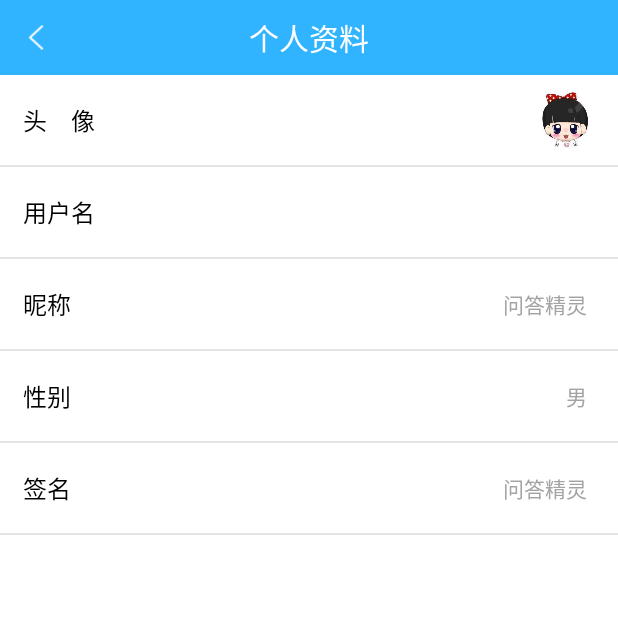
After one commit to 07160820ljl/Boxuegu_LS, an Android app: the UserInfoActivity screen opened directly, with no data from a screen before it, on a phone screen of 412 x 824 dp, the top half of it. The commit adds this screen. Run offline under Robolectric (Android 15) with nearby library versions, the phone set to English and light mode, and no system bars.

Commit message:
5.1个人资料

```diff
--- a/app/src/main/AndroidManifest.xml
+++ b/app/src/main/AndroidManifest.xml
@@ -26,6 +26,10 @@
         </activity>
         <activity android:name=".activity.ModifyPswActivity">
         </activity>
+        <activity android:name=".activity.FindPswActivity">
+        </activity>
+        <activity android:name=".activity.UserInfoActivity">
+        </activity>
     </application>
 
 </manifest>
--- a/app/src/main/java/cn/edu/gdmec/android/boxuegu/activity/LoginActivity.java
+++ b/app/src/main/java/cn/edu/gdmec/android/boxuegu/activity/LoginActivity.java
@@ -66,6 +66,8 @@ public class LoginActivity extends AppCompatActivity {
             @Override
             public void onClick(View v) {
                 //跳转到找回密码界面
+                Intent intent = new Intent(LoginActivity.this,FindPswActivity.class);
+                startActivity(intent);
             }
         });
         //登录按钮的点击事件
--- /dev/null
+++ b/app/src/main/java/cn/edu/gdmec/android/boxuegu/activity/UserInfoActivity.java
@@ -0,0 +1,153 @@
+package cn.edu.gdmec.android.boxuegu.activity;
+
+import android.content.DialogInterface;
+import android.content.pm.ActivityInfo;
+import android.graphics.Color;
+import android.support.v7.app.AlertDialog;
+import android.support.v7.app.AppCompatActivity;
+import android.os.Bundle;
+import android.view.View;
+import android.widget.RelativeLayout;
+import android.widget.TextView;
+import android.widget.Toast;
+
+import org.w3c.dom.Text;
+
+import cn.edu.gdmec.android.boxuegu.R;
+import cn.edu.gdmec.android.boxuegu.bean.UserBean;
+import cn.edu.gdmec.android.boxuegu.utils.AnalysisUtils;
+import cn.edu.gdmec.android.boxuegu.utils.DBUtils;
+
+public class UserInfoActivity extends AppCompatActivity implements View.OnClickListener {
+    private TextView tv_back;
+    private TextView tv_main_title;
+    private TextView tv_nickName,tv_signature,tv_user_name,tv_sex;
+    private RelativeLayout rl_nickName,rl_sex,rl_signaure,rl_title_bar;
+    private String spUserName;
+
+    @Override
+    protected void onCreate(Bundle savedInstanceState) {
+        super.onCreate(savedInstanceState);
+        setContentView(R.layout.activity_user_info);
+        //设置此界面为竖屏
+        setRequestedOrientation(ActivityInfo.SCREEN_ORIENTATION_PORTRAIT);
+        //从Sharedpreferences中获取登录时的用户名
+        spUserName = AnalysisUtils.readLoginUserName(this);
+        init();
+        initData();
+        setListener();
+    }
+
+    /**
+     * 初始化控件
+     */
+
+    private void init() {
+        tv_back = ((TextView) findViewById(R.id.tv_back));
+        tv_main_title = ((TextView) findViewById(R.id.tv_main_title));
+        tv_main_title.setText("个人资料");
+        rl_title_bar = ((RelativeLayout) findViewById(R.id.title_bar));
+        rl_title_bar.setBackgroundColor(Color.parseColor("#30B4FF"));
+        rl_nickName= ((RelativeLayout) findViewById(R.id.rl_nickName));
+        rl_sex = ((RelativeLayout) findViewById(R.id.rl_sex));
+        rl_signaure = ((RelativeLayout) findViewById(R.id.rl_signature));
+        tv_nickName = ((TextView) findViewById(R.id.tv_nickName));
+        tv_sex = ((TextView) findViewById(R.id.tv_sex));
+        tv_user_name = ((TextView) findViewById(R.id.tv_user_name));
+        tv_signature = ((TextView) findViewById(R.id.tv_signature));
+    }
+    /**
+     * 获取数据
+     */
+    private void initData(){
+        UserBean bean = null;
+        bean = DBUtils.getInstance(this).getUserInfo(spUserName);
+        //首先判断一下数据库是否有数据
+        if (bean == null){
+            bean = new UserBean();
+            bean.userName=spUserName;
+            bean.nickName = "问答精灵";
+            bean.sex="男";
+            bean.signature="问答精灵";
+            //保存用户信息到数据库
+            DBUtils.getInstance(this).saveUserInfo(bean);
+        }
+        setValue(bean);
+    }
+
+    /**
+     * 为界面控件设置值
+     * @param bean
+     */
+
+    public void setValue(UserBean bean) {
+        tv_nickName.setText(bean.nickName);
+        tv_user_name.setText(bean.userName);
+        tv_sex.setText(bean.sex);
+        tv_signature.setText(bean.signature);
+    }
+    /**
+     * 设置控件的点击监听事件
+     */
+    private void setListener(){
+        tv_back.setOnClickListener(this);
+        rl_nickName.setOnClickListener(this);
+        rl_sex.setOnClickListener(this);
+        rl_signaure.setOnClickListener(this);
+    }
+
+    /**
+     * 控件的点击事件
+     * @param v
+     */
+
+    @Override
+    public void onClick(View v) {
+        switch (v.getId()){
+            case R.id.tv_back:
+                this.finish();
+                break;
+            case R.id.rl_nickName:
+                break;
+            case R.id.rl_sex:
+                String sex = tv_sex.getText().toString();
+                sexDialog(sex);
+                break;
+            case R.id.rl_signature:
+                break;
+                default:
+                    break;
+        }
+
+    }
+    /**
+     * 设置性别的弹出框
+     */
+    private void sexDialog(String sex) {
+        int sexFlag = 0;
+        if ("男".equals(sex)) {
+            sexFlag = 0;
+        } else if ("女".equals(sex)) {
+            sexFlag = 1;
+        }
+        final String items[] = {"男", "女"};
+        AlertDialog.Builder builder = new AlertDialog.Builder(this);
+        builder.setTitle("性别");
+        builder.setSingleChoiceItems(items, sexFlag, new DialogInterface.OnClickListener() {
+            @Override
+            public void onClick(DialogInterface dialog, int which) {
+                dialog.dismiss();
+                Toast.makeText(UserInfoActivity.this, items[which], Toast.LENGTH_SHORT).show();
+                setSex(items[which]);
+            }
+        });
+        builder.create().show();
+    }
+    /**
+     * 更新界面上的性别数据
+     */
+    private void setSex(String sex){
+        tv_sex.setText(sex);
+        DBUtils.getInstance(UserInfoActivity.this).updateUserInfo("sex",sex,spUserName);
+    }
+}
--- /dev/null
+++ b/app/src/main/java/cn/edu/gdmec/android/boxuegu/bean/UserBean.java
@@ -0,0 +1,16 @@
+package cn.edu.gdmec.android.boxuegu.bean;
+
+/**
+ * Created by ASUS on 2018/3/22.
+ */
+
+public class UserBean {
+    //用户名
+    public String userName;
+    //昵称
+    public String nickName;
+    //性别
+    public String sex;
+    //签名
+    public String signature;
+}
--- /dev/null
+++ b/app/src/main/java/cn/edu/gdmec/android/boxuegu/sqlite/SQLiteHelper.java
@@ -0,0 +1,48 @@
+package cn.edu.gdmec.android.boxuegu.sqlite;
+
+import android.content.Context;
+import android.database.sqlite.SQLiteDatabase;
+import android.database.sqlite.SQLiteOpenHelper;
+
+/**
+ * Created by ASUS on 2018/3/22.
+ */
+
+public class SQLiteHelper extends SQLiteOpenHelper{
+    private static final int DB_VERSION=1;
+    public static String DB_NAME="bxg.db";
+    //个人资料
+    public static final String U_USERINFO="userinfo";
+
+    public SQLiteHelper(Context context){
+        super(context,DB_NAME,null,DB_VERSION);
+    }
+    @Override
+    public void onCreate(SQLiteDatabase db) {
+        /**
+         * 创建个人信息表
+         */
+        db.execSQL("CREATE TABLE IF NOT EXISTS " + U_USERINFO + "("
+        + "_id INTEGER PRIMARY KEY AUTOINCREMENT,"
+        + "username VARCHAR,"
+        + "nickName VARCAHR,"
+        + "sex VARCHAR,"
+        + "signature VARCAHR"
+        + ")");
+
+    }
+
+    /**
+     * 当数据库版本号增加时才会调用此方法
+     * @param db
+     * @param oldVersion
+     * @param newVersion
+     */
+
+    @Override
+    public void onUpgrade(SQLiteDatabase db, int oldVersion, int newVersion) {
+        db.execSQL("DROP TABLE IF EXISTS " + U_USERINFO);
+        onCreate(db);
+
+    }
+}
--- /dev/null
+++ b/app/src/main/java/cn/edu/gdmec/android/boxuegu/utils/DBUtils.java
@@ -0,0 +1,65 @@
+package cn.edu.gdmec.android.boxuegu.utils;
+
+import android.content.ContentValues;
+import android.content.Context;
+import android.database.Cursor;
+import android.database.sqlite.SQLiteDatabase;
+
+import cn.edu.gdmec.android.boxuegu.bean.UserBean;
+import cn.edu.gdmec.android.boxuegu.sqlite.SQLiteHelper;
+
+/**
+ * Created by ASUS on 2018/3/22.
+ */
+
+public class DBUtils {
+    private static DBUtils instance = null;
+    private static SQLiteHelper helper;
+    private static SQLiteDatabase db;
+    public DBUtils(Context context){
+        helper = new SQLiteHelper(context);
+        db = helper.getWritableDatabase();
+    }
+    public static DBUtils getInstance(Context context){
+        if (instance==null){
+            instance = new DBUtils(context);
+        }
+        return instance;
+    }
+    /**
+     * 保存个人资料信息
+     */
+    public void saveUserInfo(UserBean bean){
+        ContentValues cv = new ContentValues();
+        cv.put("userName",bean.userName);
+        cv.put("nickName",bean.nickName);
+        cv.put("sex",bean.sex);
+        cv.put("signature",bean.signature);
+        db.insert(SQLiteHelper.U_USERINFO,null,cv);
+    }
+    /**
+     * 获取个人呢资料信息
+     */
+    public UserBean getUserInfo(String userName){
+        String sql = "SELECT * FROM "+ SQLiteHelper.U_USERINFO+" WHERE userName=?";
+        Cursor cursor = db.rawQuery(sql, new String[]{userName});
+        UserBean bean = null;
+        while(cursor.moveToNext()){
+            bean = new UserBean();
+            bean.userName = cursor.getString(cursor.getColumnIndex("userName"));
+            bean.nickName = cursor.getString(cursor.getColumnIndex("nickName"));
+            bean.sex= cursor.getString(cursor.getColumnIndex("sex"));
+            bean.signature = cursor.getString(cursor.getColumnIndex("signature"));
+        }
+        cursor.close();
+        return bean;
+    }
+    /**
+     * 修改个人资料
+     */
+    public void updateUserInfo(String key,String value,String userName){
+        ContentValues cv = new ContentValues();
+        cv.put(key,value);
+        db.update(SQLiteHelper.U_USERINFO,cv,"userName=?",new String[]{userName});
+    }
+}
--- a/app/src/main/java/cn/edu/gdmec/android/boxuegu/view/MyInfoView.java
+++ b/app/src/main/java/cn/edu/gdmec/android/boxuegu/view/MyInfoView.java
@@ -16,6 +16,7 @@ import android.widget.Toast;
 import cn.edu.gdmec.android.boxuegu.R;
 import cn.edu.gdmec.android.boxuegu.activity.LoginActivity;
 import cn.edu.gdmec.android.boxuegu.activity.SettingActivity;
+import cn.edu.gdmec.android.boxuegu.activity.UserInfoActivity;
 import cn.edu.gdmec.android.boxuegu.utils.AnalysisUtils;
 
 /**
@@ -56,6 +57,8 @@ public class MyInfoView {
                 //判断是否已经登录
                 if (readLoginStatus()){
                     //已登录跳转到个人资料界面
+                    Intent intent = new Intent(mContext, UserInfoActivity.class);
+                    mContext.startActivity(intent);
                 }else{
                     //未登录跳转到登录界面
                     Intent intent = new Intent(mContext, LoginActivity.class);
--- /dev/null
+++ b/app/src/main/res/layout/activity_user_info.xml
@@ -0,0 +1,170 @@
+<?xml version="1.0" encoding="utf-8"?>
+<LinearLayout
+    xmlns:android="http://schemas.android.com/apk/res/android"
+    android:layout_width="match_parent"
+    android:layout_height="match_parent"
+    android:background="@android:color/white"
+    android:orientation="vertical">
+
+    <include layout="@layout/main_title_bar"/>
+
+    <RelativeLayout
+        android:id="@+id/rl_head"
+        android:layout_width="fill_parent"
+        android:layout_height="60dp"
+        android:layout_marginLeft="15dp"
+        android:layout_marginRight="15dp">
+
+        <TextView
+            android:layout_width="wrap_content"
+            android:layout_height="wrap_content"
+            android:layout_centerVertical="true"
+            android:text="头    像"
+            android:textColor="#000000"
+            android:textSize="16sp"/>
+
+        <ImageView
+            android:id="@+id/iv_head_icon"
+            android:layout_width="40dp"
+            android:layout_height="40dp"
+            android:layout_alignParentRight="true"
+            android:layout_centerVertical="true"
+            android:src="@drawable/default_icon"/>
+
+    </RelativeLayout>
+
+    <View
+        android:layout_width="fill_parent"
+        android:layout_height="1dp"
+        android:background="#E4E4E4"/>
+
+    <RelativeLayout
+        android:id="@+id/rl_account"
+        android:layout_width="fill_parent"
+        android:layout_height="60dp"
+        android:layout_marginLeft="15dp"
+        android:layout_marginRight="15dp">
+
+        <TextView
+            android:layout_width="wrap_content"
+            android:layout_height="wrap_content"
+            android:layout_centerVertical="true"
+            android:text="用户名"
+            android:textColor="#000000"
+            android:textSize="16sp"/>
+
+        <TextView
+            android:id="@+id/tv_user_name"
+            android:layout_width="wrap_content"
+            android:layout_height="wrap_content"
+            android:layout_alignParentRight="true"
+            android:layout_centerVertical="true"
+            android:layout_marginRight="5dp"
+            android:textColor="#a3a3a3"
+            android:textSize="14sp"/>
+
+    </RelativeLayout>
+
+    <View
+        android:layout_width="fill_parent"
+        android:layout_height="1dp"
+        android:background="#E4E4E4"/>
+
+    <RelativeLayout
+        android:id="@+id/rl_nickName"
+        android:layout_width="fill_parent"
+        android:layout_height="60dp"
+        android:layout_marginLeft="15dp"
+        android:layout_marginRight="15dp">
+
+        <TextView
+            android:layout_width="wrap_content"
+            android:layout_height="wrap_content"
+            android:layout_centerVertical="true"
+            android:text="昵称"
+            android:textColor="#000000"
+            android:textSize="16sp"/>
+
+        <TextView
+            android:id="@+id/tv_nickName"
+            android:layout_width="wrap_content"
+            android:layout_height="wrap_content"
+            android:layout_alignParentRight="true"
+            android:layout_centerVertical="true"
+            android:layout_marginRight="5dp"
+            android:singleLine="true"
+            android:textColor="#a3a3a3"
+            android:textSize="14sp"/>
+
+    </RelativeLayout>
+
+    <View
+        android:layout_width="fill_parent"
+        android:layout_height="1dp"
+        android:background="#E4E4E4"/>
+
+    <RelativeLayout
+        android:id="@+id/rl_sex"
+        android:layout_width="fill_parent"
+        android:layout_height="60dp"
+        android:layout_marginLeft="15dp"
+        android:layout_marginRight="15dp">
+
+        <TextView
+            android:layout_width="wrap_content"
+            android:layout_height="wrap_content"
+            android:layout_centerVertical="true"
+            android:text="性别"
+            android:textColor="#000000"
+            android:textSize="16sp"/>
+
+        <TextView
+            android:id="@+id/tv_sex"
+            android:layout_width="wrap_content"
+            android:layout_height="wrap_content"
+            android:layout_alignParentRight="true"
+            android:layout_centerVertical="true"
+            android:layout_marginRight="5dp"
+            android:textColor="#a3a3a3"
+            android:textSize="14sp"/>
+
+    </RelativeLayout>
+
+    <View
+        android:layout_width="fill_parent"
+        android:layout_height="1dp"
+        android:background="#E4E4E4"/>
+
+    <RelativeLayout
+        android:id="@+id/rl_signature"
+        android:layout_width="fill_parent"
+        android:layout_height="60dp"
+        android:layout_marginLeft="15dp"
+        android:layout_marginRight="15dp">
+
+        <TextView
+            android:layout_width="wrap_content"
+            android:layout_height="wrap_content"
+            android:layout_centerVertical="true"
+            android:text="签名"
+            android:textColor="#000000"
+            android:textSize="16sp"/>
+
+        <TextView
+            android:id="@+id/tv_signature"
+            android:layout_width="wrap_content"
+            android:layout_height="wrap_content"
+            android:layout_alignParentRight="true"
+            android:layout_centerVertical="true"
+            android:layout_marginRight="5dp"
+            android:textColor="#a3a3a3"
+            android:textSize="14sp"/>
+
+    </RelativeLayout>
+
+    <View
+        android:layout_width="fill_parent"
+        android:layout_height="1dp"
+        android:background="#E4E4E4"/>
+
+</LinearLayout>
```
Also changed, not shown: app/src/main/java/cn/edu/gdmec/android/boxuegu/activity/FindPswActivity.java (added, +144 -0 lines), app/src/main/res/layout/activity_find_psw.xml (added, +80 -0 lines), app/src/main/res/drawable/find_psw_icon.png (added).
